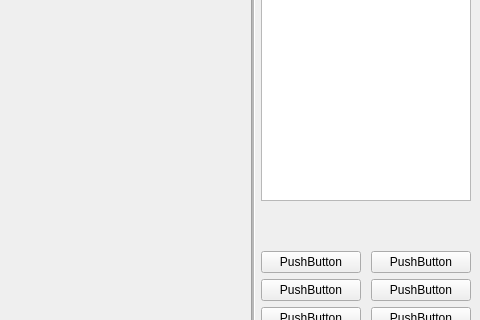
Above: battle.ui from Gekoga1/Project-Creators before the change; both pictures show x 553 to 1033 and y 405 to 725 of the 1033 by 815 pixel window. Below: the same form after it.
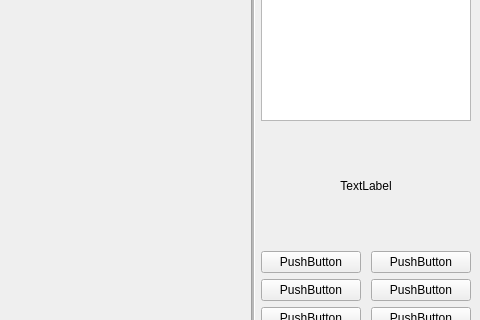
That is the form after the change.

Commit message: Not working battle mode;

```diff
--- a/battle.ui
+++ b/battle.ui
@@ -135,7 +135,7 @@
                <x>0</x>
                <y>0</y>
                <width>366</width>
-               <height>742</height>
+             <height>744</height>
               </rect>
              </property>
             </widget>
@@ -169,6 +169,27 @@
           </property>
          </widget>
         </item>
+        <item>
+         <widget class="QLabel" name="label">
+          <property name="minimumSize">
+           <size>
+            <width>200</width>
+            <height>30</height>
+           </size>
+          </property>
+          <property name="font">
+           <font>
+            <pointsize>9</pointsize>
+           </font>
+          </property>
+          <property name="text">
+           <string>TextLabel</string>
+          </property>
+          <property name="alignment">
+           <set>Qt::AlignCenter</set>
+          </property>
+         </widget>
+        </item>
         <item>
          <layout class="QGridLayout" name="gridLayout">
           <property name="horizontalSpacing">
```
Left out of the diff: 34 changed lines with no effect on the pictures. Lines whose indentation alone changed are shown as unchanged. The commit also changes 8 other files.
